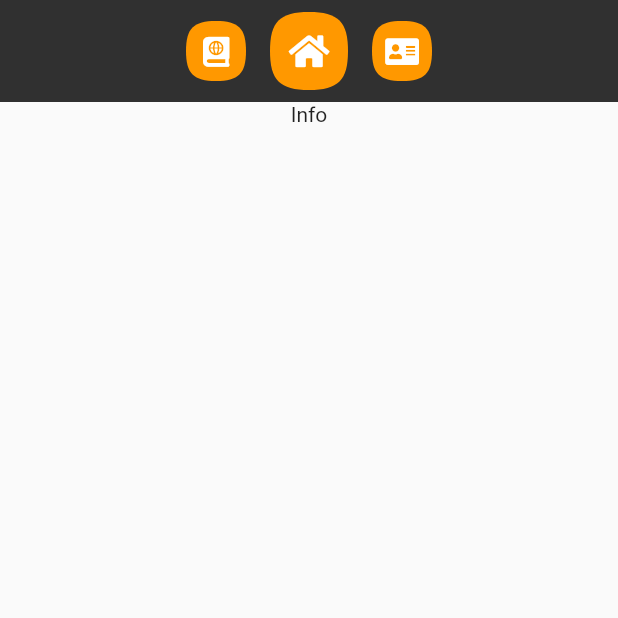
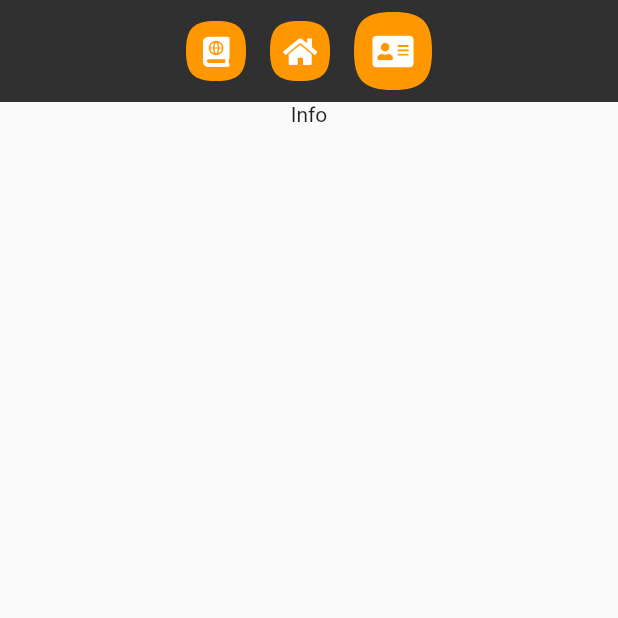
Before and after one commit to GenixPL/portfolio, a Flutter app: the InfoPage screen opened by its route, on a phone screen of 412 x 824 dp, the top half of it. Run offline on Flutter 3.47's test engine with Material 2 defaults, Android fonts, the phone set to English and light mode, and no system bars; our stand-ins replace font_awesome_flutter; missing offline and left inert: dart:js.

Commit message:
Add changing TopBar's buttons sizes.

```diff
--- a/lib/main.dart
+++ b/lib/main.dart
@@ -9,8 +9,9 @@ void main() {
   runApp(MyApp());
 }
 
+final router = Router();
+
 class MyApp extends StatelessWidget {
-  final router = Router();
 
   @override
   Widget build(BuildContext context) {
--- a/lib/ui/common/top_bar/top_bar.dart
+++ b/lib/ui/common/top_bar/top_bar.dart
@@ -1,5 +1,6 @@
 import 'package:flutter/material.dart';
 import 'package:font_awesome_flutter/font_awesome_flutter.dart';
+import 'package:portfolio/main.dart';
 import 'package:portfolio/navigation/routes.dart';
 import 'package:portfolio/ui/common/squircle_icon_button/squircle_icon_button.dart';
 
@@ -37,28 +38,34 @@ class TopBar extends StatelessWidget {
   }
 
   Widget _buildKnowledgeButton(BuildContext context) {
+    bool isNormal = (router.lastRoute == knowledgeMenuRoute) ? false : true;
+
     return SquircleIconButton(
       iconData: FontAwesomeIcons.atlas,
-      size: _normalItemSize,
-      iconSize: _normalIconSize,
+      size: isNormal ? _normalItemSize : _highlightedItemSize,
+      iconSize: isNormal ? _normalIconSize : _highlightedIconSize,
       onTap: () => Navigator.pushNamed(context, knowledgeMenuRoute),
     );
   }
 
   Widget _buildHomeButton(BuildContext context) {
+    bool isNormal = (router.lastRoute == homeRoute) ? false : true;
+
     return SquircleIconButton(
       iconData: FontAwesomeIcons.home,
-      size: _highlightedItemSize,
-      iconSize: _highlightedIconSize,
+      size: isNormal ? _normalItemSize : _highlightedItemSize,
+      iconSize: isNormal ? _normalIconSize : _highlightedIconSize,
       onTap: () => Navigator.pushNamed(context, homeRoute),
     );
   }
 
   Widget _buildInfoButton(BuildContext context) {
+    bool isNormal = (router.lastRoute == infoRoute) ? false : true;
+
     return SquircleIconButton(
       iconData: FontAwesomeIcons.solidAddressCard,
-      size: _normalItemSize,
-      iconSize: _normalIconSize,
+      size: isNormal ? _normalItemSize : _highlightedItemSize,
+      iconSize: isNormal ? _normalIconSize : _highlightedIconSize,
       onTap: () => Navigator.pushNamed(context, infoRoute),
     );
   }
```
